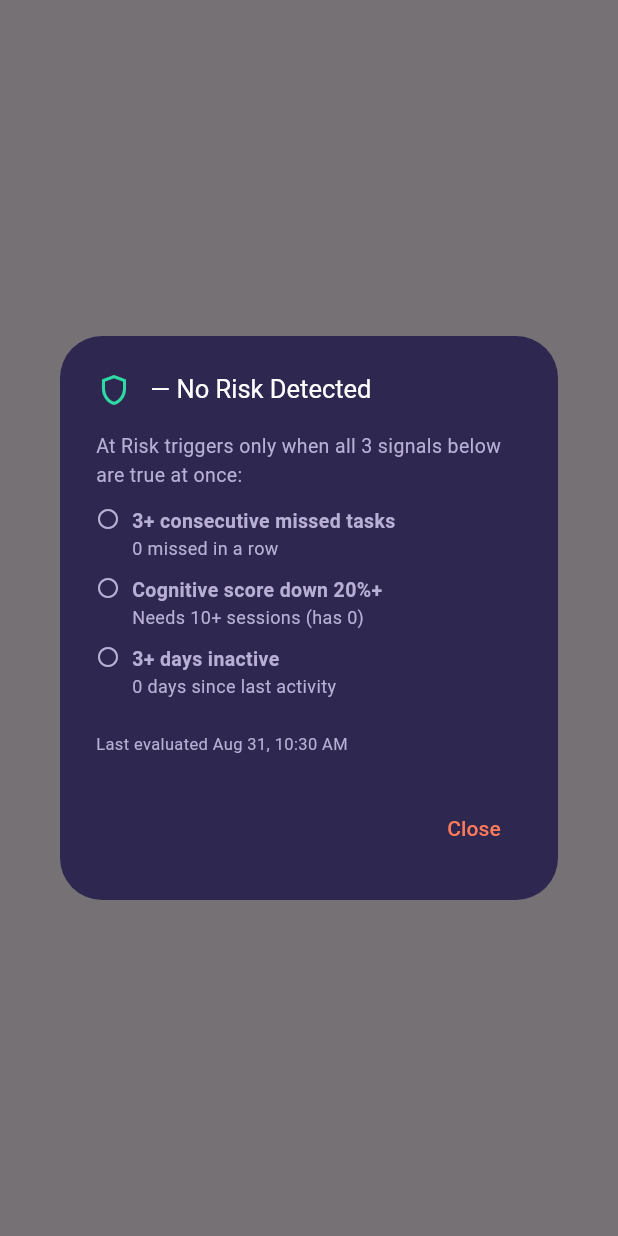
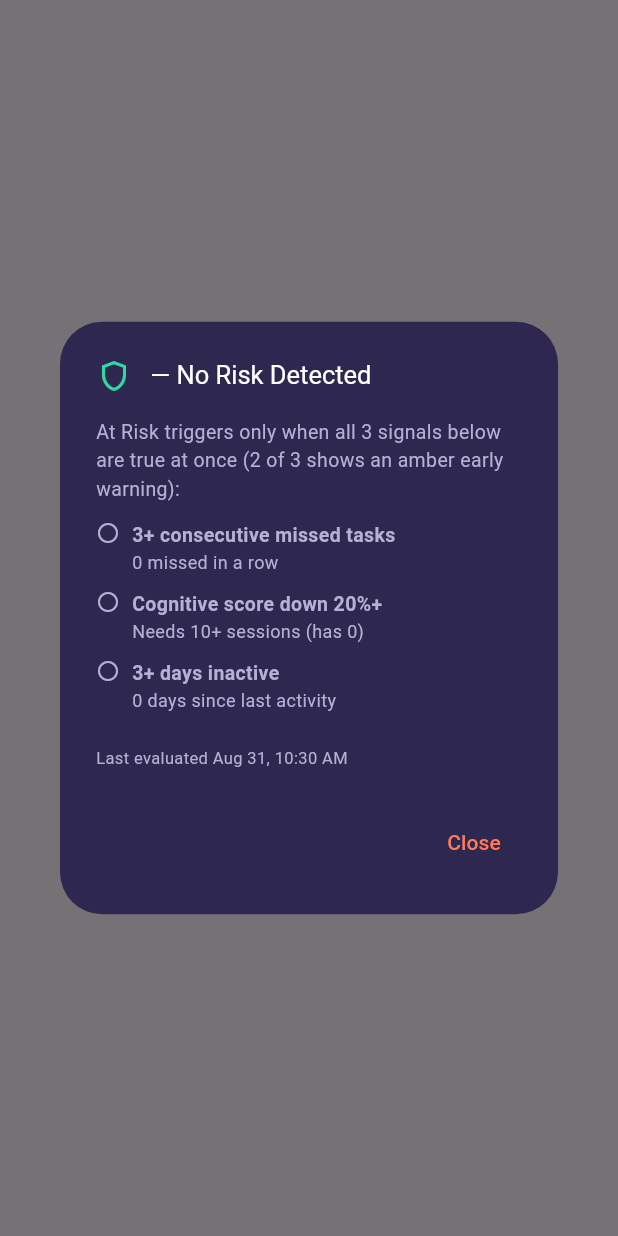
Before and after one commit to angelyong/Cognitive-and-Daily-Assistance-Application-for-Dementia-Patients-with-Gamification, a Flutter app: what showRiskBreakdownDialog() shows on an empty page, opened directly with empty values, on a phone screen of 412 x 824 dp. Run offline on Flutter 3.47's test engine with Material 3 defaults, Android fonts, the phone set to English and light mode, and no system bars; our stand-ins replace audioplayers, cloud_firestore, confetti, firebase_auth, firebase_core, fl_chart and 5 more; accounts and stored records are empty.

Commit message:
Feature: three-state risk (none / monitor / at-risk) with amber early-warning tier
Adds an amber "Needs Attention" tier at exactly 2 of 3 active signals, keeping
the red "At Risk" alert at all 3 (DESIGN_DECISIONS_IMPLEMENTATION_PLAN.md #4).
Previously a 2-of-3 patient rendered no badge at all — identical to 0-of-3.
- RiskLevel enum gains `monitor`; RiskLevelX handles the new 'monitor'
  Firestore string (existing 'none'/'at_risk' unchanged for back-compat).
- RiskSignals gains metCount + a single-source-of-truth `level` getter
  (3->atRisk, 2->monitor, else none); RiskService uses it.
- RiskBadge renders amber for monitor, red for at-risk, nothing for none;
  breakdown dialog and the GameStatisticScreen risk card handle all 3 states.
- New AppColors.riskAmber.

```diff
--- a/lib/services/risk_service.dart
+++ b/lib/services/risk_service.dart
@@ -78,7 +78,7 @@ class RiskService {
       inactivity: inactivity.isSignal,
       inactivityDays: inactivity.days,
     );
-    final RiskLevel level = signals.allThree ? RiskLevel.atRisk : RiskLevel.none;
+    final RiskLevel level = signals.level;
 
     final docRef = _userDoc(patientId);
     await _db.runTransaction((tx) async {
--- a/lib/theme/app_colors.dart
+++ b/lib/theme/app_colors.dart
@@ -44,6 +44,10 @@ class AppColors {
   // coral above — this is a caregiver warning badge, not a category label,
   // and needs to read as urgent at a glance.
   static const Color riskRed = Color(0xFFD32F2F);
+  // Amber "monitor" tier — 2 of 3 risk signals active. A softer,
+  // less-urgent warning than riskRed's full 3-of-3 alert, but still clearly
+  // distinct from the no-risk (absent-badge) state.
+  static const Color riskAmber = Color(0xFFFFB020);
 }
 
 /// Reusable gradients so you never copy-paste the same LinearGradient again.
--- a/lib/widgets/risk_badge.dart
+++ b/lib/widgets/risk_badge.dart
@@ -17,7 +17,15 @@ class RiskBadge extends StatelessWidget {
 
   @override
   Widget build(BuildContext context) {
-    if (assessment.level != RiskLevel.atRisk) return const SizedBox.shrink();
+    // none → no badge at all. monitor → amber "Needs Attention". atRisk → red
+    // "At Risk". (Previously only atRisk rendered, so a 2-of-3 patient looked
+    // identical to a 0-of-3 one — see DESIGN_DECISIONS_IMPLEMENTATION_PLAN.md #4.)
+    if (assessment.level == RiskLevel.none) return const SizedBox.shrink();
+
+    final bool atRisk = assessment.level == RiskLevel.atRisk;
+    final Color color = atRisk ? AppColors.riskRed : AppColors.riskAmber;
+    final String label = atRisk ? 'At Risk' : 'Needs Attention';
+    final IconData icon = atRisk ? Icons.warning_rounded : Icons.error_outline;
 
     return InkWell(
       borderRadius: BorderRadius.circular(20),
@@ -25,18 +33,18 @@ class RiskBadge extends StatelessWidget {
       child: Container(
         padding: const EdgeInsets.symmetric(horizontal: 8, vertical: 3),
         decoration: BoxDecoration(
-          color: AppColors.riskRed.withOpacity(0.18),
+          color: color.withOpacity(0.18),
           borderRadius: BorderRadius.circular(20),
-          border: Border.all(color: AppColors.riskRed, width: 1),
+          border: Border.all(color: color, width: 1),
         ),
-        child: const Row(
+        child: Row(
           mainAxisSize: MainAxisSize.min,
           children: [
-            Icon(Icons.warning_rounded, size: 13, color: AppColors.riskRed),
-            SizedBox(width: 4),
+            Icon(icon, size: 13, color: color),
+            const SizedBox(width: 4),
             Text(
-              'At Risk',
-              style: TextStyle(color: AppColors.riskRed, fontSize: 11, fontWeight: FontWeight.w700),
+              label,
+              style: TextStyle(color: color, fontSize: 11, fontWeight: FontWeight.w700),
             ),
           ],
         ),
@@ -84,8 +92,29 @@ Future<void> showRiskBreakdownDialog(
   RiskAssessment assessment,
 ) {
   final RiskSignals signals = assessment.signals;
-  final bool atRisk = assessment.level == RiskLevel.atRisk;
-  final Color statusColor = atRisk ? AppColors.riskRed : AppColors.greenCheck;
+  final RiskLevel level = assessment.level;
+  final bool atRisk = level == RiskLevel.atRisk;
+  final bool monitor = level == RiskLevel.monitor;
+  final Color statusColor = atRisk
+      ? AppColors.riskRed
+      : monitor
+          ? AppColors.riskAmber
+          : AppColors.greenCheck;
+  final String title = atRisk
+      ? '$patientName — At Risk'
+      : monitor
+          ? '$patientName — Needs Attention'
+          : '$patientName — No Risk Detected';
+  final IconData titleIcon = atRisk
+      ? Icons.warning_rounded
+      : monitor
+          ? Icons.error_outline
+          : Icons.shield_outlined;
+  final String intro = atRisk
+      ? 'All 3 signals below are true at the same time:'
+      : monitor
+          ? '2 of the 3 signals below are active — an early warning. At Risk (red) triggers only when all 3 are true at once:'
+          : 'At Risk triggers only when all 3 signals below are true at once (2 of 3 shows an amber early warning):';
 
   return showDialog<void>(
     context: context,
@@ -93,11 +122,11 @@ Future<void> showRiskBreakdownDialog(
       backgroundColor: AppColors.cardPurple,
       title: Row(
         children: [
-          Icon(atRisk ? Icons.warning_rounded : Icons.shield_outlined, color: statusColor),
+          Icon(titleIcon, color: statusColor),
           const SizedBox(width: 8),
           Expanded(
             child: Text(
-              atRisk ? '$patientName — At Risk' : '$patientName — No Risk Detected',
+              title,
               style: const TextStyle(color: Colors.white, fontSize: 17),
             ),
           ),
@@ -108,9 +137,7 @@ Future<void> showRiskBreakdownDialog(
         crossAxisAlignment: CrossAxisAlignment.start,
         children: [
           Text(
-            atRisk
-                ? 'All 3 signals below were true at the same time:'
-                : 'At Risk triggers only when all 3 signals below are true at once:',
+            intro,
             style: const TextStyle(color: AppColors.textMuted, fontSize: 13),
           ),
           const SizedBox(height: 12),
```
Also changed, not shown: lib/models/risk_assessment.dart (+37 -6 lines), lib/screens/caregiver/game_statistic_screen.dart (+21 -5 lines).
